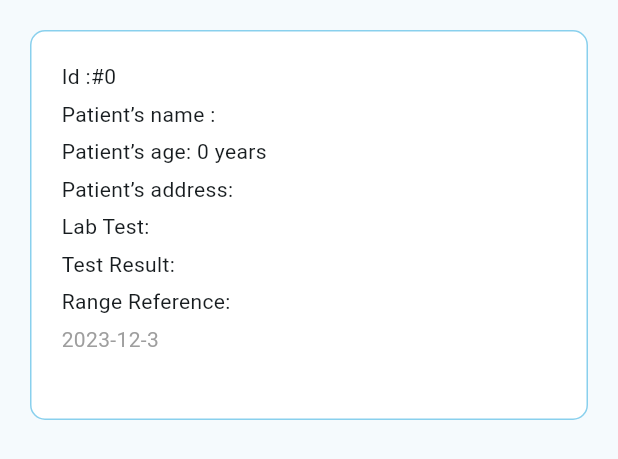
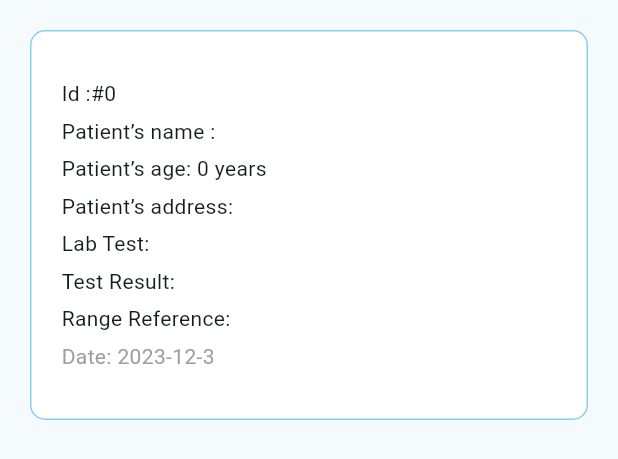
Before and after one commit to Abiral1234/MedLabConnect, a Flutter app: the DoctorRecord widget shown alone on an empty page, opened directly with empty values, on a phone screen of 412 x 824 dp. Shown: the top 459 px of the screen. Run offline on Flutter 3.47's test engine with Material 2 defaults, Android fonts, the light colour scheme and no system bars; our stand-ins replace bloc, flutter_bloc; Roboto replaces fonts that are missing (Poppins).

Commit message:
Cleaning Code And Minor Change In UI

```diff
--- a/lib/Controller/bloc/lab_test_bloc/lab_test_data_event.dart
+++ b/lib/Controller/bloc/lab_test_bloc/lab_test_data_event.dart
@@ -3,6 +3,7 @@ part of 'lab_test_data_bloc.dart';
 @immutable
 sealed class LabTestDataEvent {}
 
+// ignore: must_be_immutable
 class LabTestDataSubmitted extends LabTestDataEvent{
   String patientName;
   int patientAge;
--- a/lib/Controller/bloc/lab_test_bloc/lab_test_data_state.dart
+++ b/lib/Controller/bloc/lab_test_bloc/lab_test_data_state.dart
@@ -7,6 +7,7 @@ final class LabTestDataInitial extends LabTestDataState {}
 
 final class SubmittingLabTestData extends LabTestDataState {}
 
+// ignore: must_be_immutable
 final class LabTestDataWasSubmitted extends LabTestDataState {
   LabTestModel labTestModel;
   LabTestDataWasSubmitted(this.labTestModel);
--- a/lib/Controller/bloc/patient_form_bloc/patient_form_event.dart
+++ b/lib/Controller/bloc/patient_form_bloc/patient_form_event.dart
@@ -3,6 +3,7 @@ part of 'patient_form_bloc.dart';
 @immutable
 sealed class PatientFormEvent {}
 
+// ignore: must_be_immutable
 class PatientFormSubmitted extends PatientFormEvent{
   String patientName;
   int patientAge;
--- a/lib/Controller/bloc/patient_form_bloc/patient_form_state.dart
+++ b/lib/Controller/bloc/patient_form_bloc/patient_form_state.dart
@@ -7,6 +7,7 @@ final class PatientFormInitial extends PatientFormState {}
 
 final class SendingPatientForm extends PatientFormState {}
 
+// ignore: must_be_immutable
 final class PatientFormSent extends PatientFormState {
   LabRequisitionFormModel model;
   PatientFormSent(this.model);
--- a/lib/Model/LabRequisitionForm.dart
+++ b/lib/Model/lab_requisition_form_model.dart
@@ -1,3 +1,4 @@
+// ignore: file_names
 class LabRequisitionFormModel {
   String patientName;
   int patientAge;
--- a/lib/View/DoctorView/Component/DoctorRecordBox.dart
+++ b/lib/View/DoctorView/Component/doctor_record_box.dart
@@ -1,6 +1,7 @@
-
+// ignore: file_names
 import 'package:flutter/material.dart';
 
+// ignore: must_be_immutable
 class DoctorRecord extends StatelessWidget {
   int index;
   String patientName;
@@ -25,9 +26,8 @@ class DoctorRecord extends StatelessWidget {
   @override
   Widget build(BuildContext context) {
     double screenWidth = MediaQuery.of(context).size.width;
-    double screenHeight = MediaQuery.of(context).size.height;
     return Padding(
-      padding: const EdgeInsets.fromLTRB(20, 20, 20, 0),
+      padding: const EdgeInsets.fromLTRB(20, 20, 20, 20),
       child: Container(
         height: 260,
         width: screenWidth,
@@ -38,27 +38,25 @@ class DoctorRecord extends StatelessWidget {
         child: Padding(
           padding: const EdgeInsets.all(20.0),
           child: Column(
-              mainAxisAlignment: MainAxisAlignment.start,
+              mainAxisAlignment: MainAxisAlignment.center,
               crossAxisAlignment: CrossAxisAlignment.start,
               children: [
-                Text("Id :#${index}"),
-                SizedBox(height: 5),
-                Text('Patient’s name :' + patientName),
-                SizedBox(height: 5),
-                Text('Patient’s age: ' + patientAge.toString() + ' years'),
-                SizedBox(height: 5),
-                Text('Patient’s address:' + patientAddress),
-                SizedBox(height: 5),
-                Text('Lab Test: ' + laboratoryTest),
-                SizedBox(height: 5),
-                Text('Test Result: ' + testResult),
-                SizedBox(height: 5),
-                Text('Range Reference: ' + rangeReference),
-                SizedBox(height: 5),
-                Text(labOrderDate.year.toString()
-                +'-' + labOrderDate.month.toString()
-                +'-'+ labOrderDate.day.toString(),
-                style: TextStyle(color: Colors.grey),),
+                Text("Id :#$index"),
+                const SizedBox(height: 5),
+                Text('Patient’s name : $patientName'),
+                const SizedBox(height: 5),
+                Text('Patient’s age: ${patientAge.toString()} years'),
+                const SizedBox(height: 5),
+                Text('Patient’s address: $patientAddress'),
+                const SizedBox(height: 5),
+                Text('Lab Test: $laboratoryTest'),
+                const SizedBox(height: 5),
+                Text('Test Result: $testResult'),
+                const SizedBox(height: 5),
+                Text('Range Reference: $rangeReference'),
+                const SizedBox(height: 5),
+                Text('Date: ${labOrderDate.year.toString()}-${labOrderDate.month.toString()}-${labOrderDate.day.toString()}',
+                style: const TextStyle(color: Colors.grey),),
               ]),
         ),
       ),
--- a/lib/main.dart
+++ b/lib/main.dart
@@ -6,7 +6,7 @@ void main() {
 // ignore: must_be_immutable
 class MyApp extends StatelessWidget {
   final AppRouter appRouter;
-  MyApp({super.key,required this.appRouter});
+  const MyApp({super.key,required this.appRouter});
   @override
   Widget build(BuildContext context) {
     return MaterialApp(
@@ -14,7 +14,7 @@ class MyApp extends StatelessWidget {
       title: 'MedLab Connect',
       theme: ThemeData(
         colorScheme: ColorScheme.fromSeed(
-          seedColor: Color(0XFF87CEEB),
+          seedColor: const Color(0XFF87CEEB),
         ),
         useMaterial3: true,
         fontFamily: "Poppins",
--- a/pubspec.yaml
+++ b/pubspec.yaml
@@ -60,8 +60,8 @@ flutter:
   uses-material-design: true
 
   # To add assets to your application, add an assets section, like this:
-  # assets:
-  #   - images/a_dot_burr.jpeg
+  assets:
+    - assets/
   #   - images/a_dot_ham.jpeg
 
   # An image asset can refer to one or more resolution-specific "variants", see
```
Also changed, not shown: lib/Controller/bloc/doctor_data_bloc/doctor_data_bloc_bloc.dart (deleted, +0 -23 lines), lib/Controller/bloc/doctor_data_bloc/doctor_data_bloc_event.dart (deleted, +0 -11 lines), lib/Controller/bloc/doctor_data_bloc/doctor_data_bloc_state.dart (deleted, +0 -11 lines), lib/Controller/bloc/lab_test_bloc/lab_test_data_bloc.dart (+4 -6 lines), lib/Controller/bloc/patient_form_bloc/patient_form_bloc.dart (+4 -6 lines), lib/Controller/routes/app_route.dart (+11 -52 lines), lib/View/DoctorView/doctor_view.dart (renamed from lib/View/DoctorView/DoctorView.dart, +15 -10 lines), lib/View/DoctorView/lab_requisition_form.dart (renamed from lib/View/DoctorView/LabRequisitionFormPage.dart, +17 -29 lines), lib/View/LabView/lab_test_page.dart (renamed from lib/View/LabView/LabTestPage.dart, +21 -36 lines), assets/no_record.png (added), lib/Model/lab_test_model.dart (renamed from lib/Model/LabTestModel.dart).
